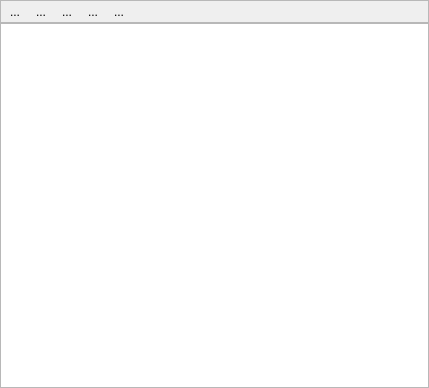
Qt form enmapbox/gui/ui/datasourcepanel.ui (jakimowb/enmapbox_testmigration2) before a commit.
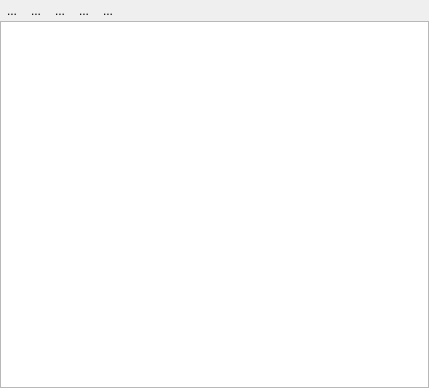
The same form after that commit. Icons and pictures are not drawn. Custom widgets are drawn as their Qt base class.

The edit to the form file:
```diff
--- a/enmapbox/gui/ui/datasourcepanel.ui
+++ b/enmapbox/gui/ui/datasourcepanel.ui
@@ -12,14 +12,14 @@
   </property>
   <property name="sizePolicy">
    <sizepolicy hsizetype="Preferred" vsizetype="Preferred">
-    <horstretch>1</horstretch>
+    <horstretch>0</horstretch>
     <verstretch>0</verstretch>
    </sizepolicy>
   </property>
   <property name="minimumSize">
    <size>
-    <width>151</width>
-    <height>141</height>
+    <width>172</width>
+    <height>178</height>
    </size>
   </property>
   <property name="maximumSize">
@@ -61,33 +61,11 @@
      <number>0</number>
     </property>
     <item>
-     <widget class="QFrame" name="frame">
-      <property name="sizePolicy">
-       <sizepolicy hsizetype="Expanding" vsizetype="Fixed">
-        <horstretch>0</horstretch>
-        <verstretch>0</verstretch>
-       </sizepolicy>
-      </property>
-      <property name="frameShape">
-       <enum>QFrame::StyledPanel</enum>
-      </property>
-      <property name="frameShadow">
-       <enum>QFrame::Raised</enum>
-      </property>
-      <layout class="QHBoxLayout" name="horizontalLayout_2">
+     <layout class="QHBoxLayout" name="horizontalLayout_3">
        <property name="spacing">
-        <number>2</number>
-       </property>
-       <property name="leftMargin">
-        <number>2</number>
-       </property>
-       <property name="topMargin">
         <number>0</number>
        </property>
-       <property name="rightMargin">
-        <number>2</number>
-       </property>
-       <property name="bottomMargin">
+      <property name="topMargin">
         <number>0</number>
        </property>
        <item>
@@ -183,14 +161,13 @@
         </spacer>
        </item>
       </layout>
-     </widget>
     </item>
     <item>
      <widget class="DataSourceTreeView" name="dataSourceTreeView">
       <property name="sizePolicy">
-       <sizepolicy hsizetype="Expanding" vsizetype="Expanding">
+       <sizepolicy hsizetype="Preferred" vsizetype="Preferred">
         <horstretch>0</horstretch>
-        <verstretch>0</verstretch>
+        <verstretch>2</verstretch>
        </sizepolicy>
       </property>
       <property name="minimumSize">
@@ -223,6 +200,9 @@
       <property name="expandsOnDoubleClick">
        <bool>false</bool>
       </property>
+      <attribute name="headerStretchLastSection">
+       <bool>true</bool>
+      </attribute>
      </widget>
     </item>
    </layout>
```
Left out of the diff: 2 changed lines with no effect on the pictures. Lines whose indentation alone changed are shown as unchanged.
